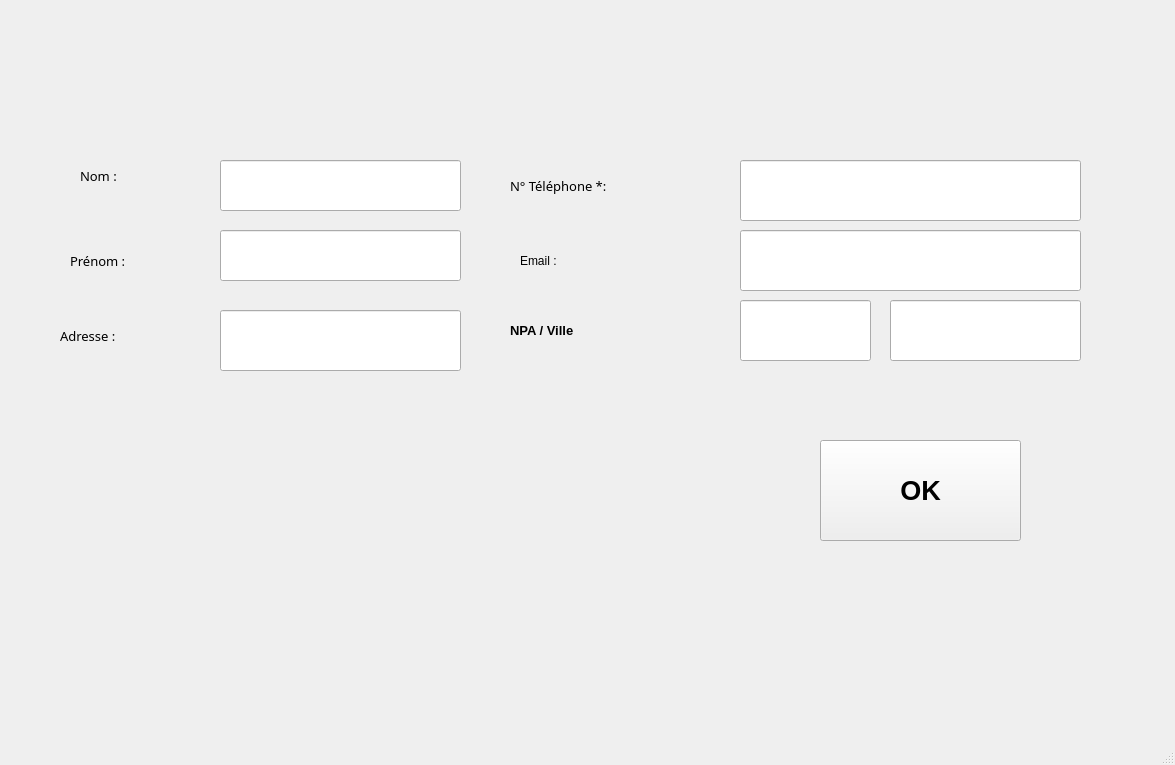
First picture: the form in Sploks/views/newclient.ui, repository alhelo-93/TPI-SPLOKS, before the edit.
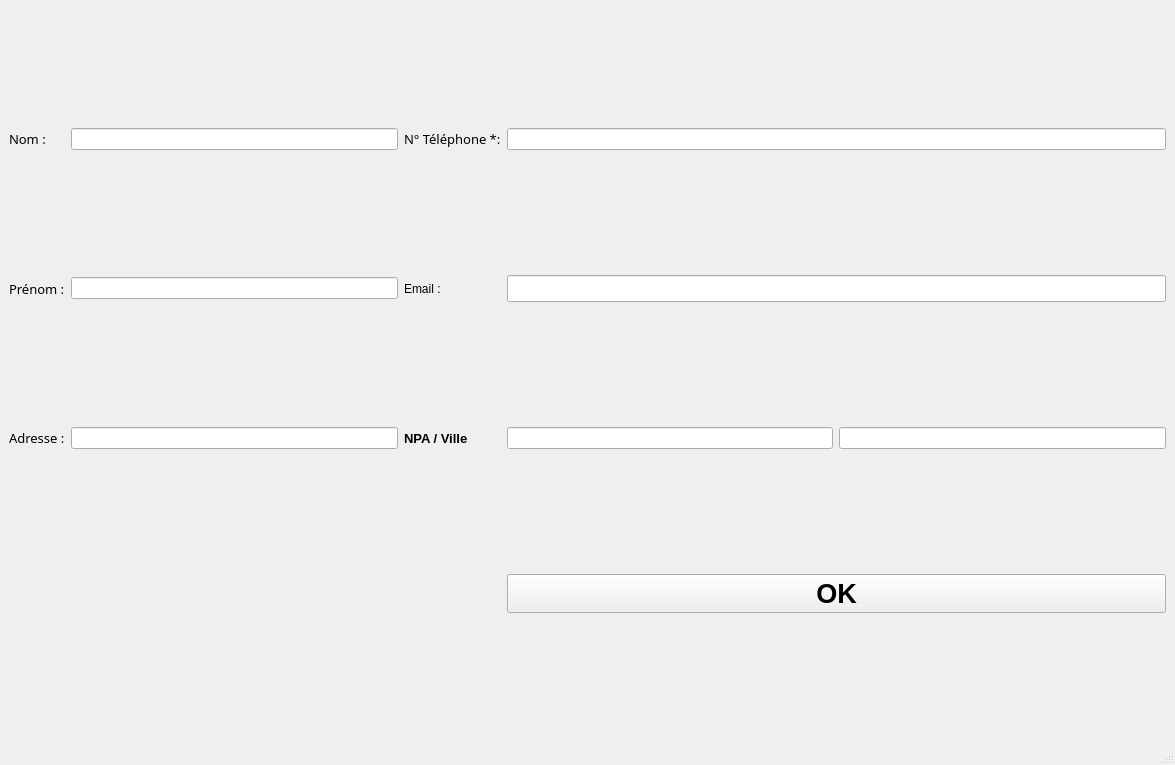
Second picture: the form after the edit.

Diff of the .ui file:
```diff
--- a/Sploks/views/newclient.ui
+++ b/Sploks/views/newclient.ui
@@ -17,60 +17,9 @@
    <locale language="French" country="Switzerland"/>
   </property>
   <widget class="QWidget" name="centralwidget">
-   <widget class="QPushButton" name="btnAddOK">
-    <property name="geometry">
-     <rect>
-      <x>820</x>
-      <y>440</y>
-      <width>201</width>
-      <height>101</height>
-     </rect>
-    </property>
-    <property name="font">
-     <font>
-      <pointsize>20</pointsize>
-      <weight>75</weight>
-      <bold>true</bold>
-     </font>
-    </property>
-    <property name="text">
-     <string>OK</string>
-    </property>
-   </widget>
-   <widget class="QLabel" name="lblname">
-    <property name="geometry">
-     <rect>
-      <x>70</x>
-      <y>240</y>
-      <width>111</width>
-      <height>41</height>
-     </rect>
-    </property>
-    <property name="font">
-     <font>
-      <family>Arial Black</family>
-      <pointsize>10</pointsize>
-      <weight>10</weight>
-      <italic>false</italic>
-      <bold>false</bold>
-     </font>
-    </property>
-    <property name="styleSheet">
-     <string notr="true">font: 87 10pt &quot;Arial Black&quot;;</string>
-    </property>
-    <property name="text">
-     <string>Prénom :</string>
-    </property>
-   </widget>
+   <layout class="QGridLayout" name="gridLayout">
+    <item row="0" column="0">
    <widget class="QLabel" name="lblLastName">
-    <property name="geometry">
-     <rect>
-      <x>80</x>
-      <y>150</y>
-      <width>71</width>
-      <height>51</height>
-     </rect>
-    </property>
     <property name="font">
      <font>
       <family>Arial Black</family>
@@ -87,40 +36,12 @@
      <string>Nom :</string>
     </property>
    </widget>
-   <widget class="QLabel" name="lblAdresse">
-    <property name="geometry">
-     <rect>
-      <x>60</x>
-      <y>300</y>
-      <width>121</width>
-      <height>71</height>
-     </rect>
-    </property>
-    <property name="font">
-     <font>
-      <family>Arial Black</family>
-      <pointsize>10</pointsize>
-      <weight>10</weight>
-      <italic>false</italic>
-      <bold>false</bold>
-     </font>
-    </property>
-    <property name="styleSheet">
-     <string notr="true">font: 87 10pt &quot;Arial Black&quot;;</string>
-    </property>
-    <property name="text">
-     <string>Adresse :</string>
-    </property>
-   </widget>
+    </item>
+    <item row="0" column="1">
+     <widget class="QLineEdit" name="inputLastName"/>
+    </item>
+    <item row="0" column="2">
    <widget class="QLabel" name="lblPhone">
-    <property name="geometry">
-     <rect>
-      <x>510</x>
-      <y>150</y>
-      <width>201</width>
-      <height>71</height>
-     </rect>
-    </property>
     <property name="font">
      <font>
       <family>Arial Black</family>
@@ -137,15 +58,34 @@
      <string>N° Téléphone *:</string>
     </property>
    </widget>
+    </item>
+    <item row="0" column="3" colspan="2">
+     <widget class="QLineEdit" name="inputPhone"/>
+    </item>
+    <item row="1" column="0">
+     <widget class="QLabel" name="lblname">
+      <property name="font">
+       <font>
+        <family>Arial Black</family>
+        <pointsize>10</pointsize>
+        <weight>10</weight>
+        <italic>false</italic>
+        <bold>false</bold>
+       </font>
+      </property>
+      <property name="styleSheet">
+       <string notr="true">font: 87 10pt &quot;Arial Black&quot;;</string>
+      </property>
+      <property name="text">
+       <string>Prénom :</string>
+      </property>
+     </widget>
+    </item>
+    <item row="1" column="1">
+     <widget class="QLineEdit" name="inputName"/>
+    </item>
+    <item row="1" column="2">
    <widget class="QLabel" name="lblEmail">
-    <property name="geometry">
-     <rect>
-      <x>520</x>
-      <y>240</y>
-      <width>111</width>
-      <height>41</height>
-     </rect>
-    </property>
     <property name="styleSheet">
      <string notr="true">font: 87 10pt &quot;Arial Black&quot;;</string>
     </property>
@@ -153,90 +93,40 @@
      <string>Email :</string>
     </property>
    </widget>
-   <widget class="QLineEdit" name="inputLastName">
-    <property name="geometry">
-     <rect>
-      <x>220</x>
-      <y>160</y>
-      <width>241</width>
-      <height>51</height>
-     </rect>
-    </property>
-   </widget>
-   <widget class="QLineEdit" name="inputName">
-    <property name="geometry">
-     <rect>
-      <x>220</x>
-      <y>230</y>
-      <width>241</width>
-      <height>51</height>
-     </rect>
-    </property>
-   </widget>
-   <widget class="QLineEdit" name="inputAddress">
-    <property name="geometry">
-     <rect>
-      <x>220</x>
-      <y>310</y>
-      <width>241</width>
-      <height>61</height>
-     </rect>
-    </property>
-   </widget>
-   <widget class="QLineEdit" name="inputPhone">
-    <property name="geometry">
-     <rect>
-      <x>740</x>
-      <y>160</y>
-      <width>341</width>
-      <height>61</height>
-     </rect>
-    </property>
-   </widget>
+    </item>
+    <item row="1" column="3" colspan="2">
    <widget class="QLineEdit" name="inputEmail">
-    <property name="geometry">
-     <rect>
-      <x>740</x>
-      <y>230</y>
-      <width>341</width>
-      <height>61</height>
-     </rect>
-    </property>
     <property name="font">
      <font>
       <pointsize>12</pointsize>
      </font>
     </property>
    </widget>
-   <widget class="QLineEdit" name="inputNpa">
-    <property name="geometry">
-     <rect>
-      <x>740</x>
-      <y>300</y>
-      <width>131</width>
-      <height>61</height>
-     </rect>
-    </property>
-   </widget>
-   <widget class="QLineEdit" name="inputCity">
-    <property name="geometry">
-     <rect>
-      <x>890</x>
-      <y>300</y>
-      <width>191</width>
-      <height>61</height>
-     </rect>
-    </property>
-   </widget>
+    </item>
+    <item row="2" column="0">
+     <widget class="QLabel" name="lblAdresse">
+      <property name="font">
+       <font>
+        <family>Arial Black</family>
+        <pointsize>10</pointsize>
+        <weight>10</weight>
+        <italic>false</italic>
+        <bold>false</bold>
+       </font>
+      </property>
+      <property name="styleSheet">
+       <string notr="true">font: 87 10pt &quot;Arial Black&quot;;</string>
+      </property>
+      <property name="text">
+       <string>Adresse :</string>
+      </property>
+     </widget>
+    </item>
+    <item row="2" column="1">
+     <widget class="QLineEdit" name="inputAddress"/>
+    </item>
+    <item row="2" column="2">
    <widget class="QLabel" name="NpaVille">
-    <property name="geometry">
-     <rect>
-      <x>510</x>
-      <y>310</y>
-      <width>151</width>
-      <height>41</height>
-     </rect>
-    </property>
     <property name="font">
      <font>
       <pointsize>10</pointsize>
@@ -248,6 +138,28 @@
      <string>NPA / Ville</string>
     </property>
    </widget>
+    </item>
+    <item row="2" column="3">
+     <widget class="QLineEdit" name="inputNpa"/>
+    </item>
+    <item row="2" column="4">
+     <widget class="QLineEdit" name="inputCity"/>
+    </item>
+    <item row="3" column="3" colspan="2">
+     <widget class="QPushButton" name="btnAddOK">
+      <property name="font">
+       <font>
+        <pointsize>20</pointsize>
+        <weight>75</weight>
+        <bold>true</bold>
+       </font>
+      </property>
+      <property name="text">
+       <string>OK</string>
+      </property>
+     </widget>
+    </item>
+   </layout>
   </widget>
   <widget class="QStatusBar" name="statusbar"/>
  </widget>
```
Lines whose indentation alone changed are shown as unchanged.
